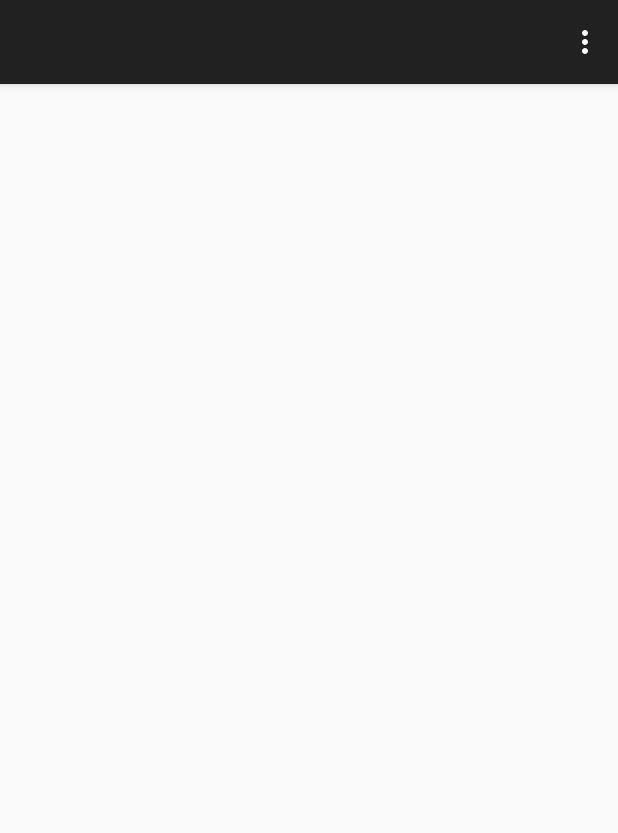
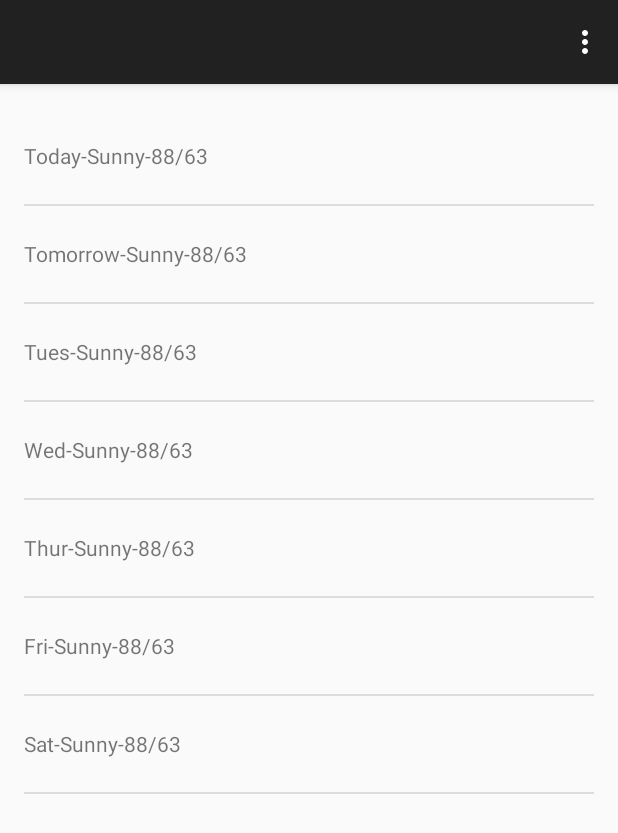
Before and after one commit to laazer/sunshine, an Android app: the screen it shows after launch (MainActivity), on a phone screen of 412 x 824 dp. Shown: the top 833 px of the screen. Run offline under Robolectric (Android 15) with nearby library versions, the phone set to English and light mode, and no system bars.

Commit message:
lesson 2 complete

```diff
--- a/app/src/main/java/com/laazer/sunshine/app/ForecastFragment.java
+++ b/app/src/main/java/com/laazer/sunshine/app/ForecastFragment.java
@@ -15,10 +15,7 @@ import org.json.JSONObject;
 import java.lang.Override;
 import java.lang.Void;
 import java.text.SimpleDateFormat;
-import java.util.ArrayList;
-import java.util.Arrays;
-import java.util.Date;
-import java.util.List;
+import java.util.*;
 
 /**
  * A placeholder fragment containing a simple view.
@@ -28,23 +25,25 @@ public class ForecastFragment extends Fragment {
     public ForecastFragment() {
     }
 
+    ArrayAdapter<String> mForecastAdapter;
+
     @Override
     public void onCreate(Bundle saveInstanceState) {
         super.onCreate(saveInstanceState);
         setHasOptionsMenu(true);
     }
 
-    private List<String> fakeData =  new ArrayList<String>(Arrays.asList(new String[]{"Today-Sunny-88/63", "Tomorrow-Sunny-88/63",
-            "Tues-Sunny-88/63", "Wed-Sunny-88/63", "Thur-Sunny-88/63", "Fri-Sunny-88/63",
-            "Sat-Sunny-88/63"}));
-    private ArrayAdapter<String> forecastAdapter = new ArrayAdapter<String>(getActivity(), R.layout.list_item_forcast,
-            R.id.list_item_forecast_textview, fakeData);
     @Override
     public View onCreateView(LayoutInflater inflater, ViewGroup container,
                              Bundle savedInstanceState) {
+        List<String> weekForecast =  new ArrayList<String>(Arrays.asList(new String[]{"Today-Sunny-88/63", "Tomorrow-Sunny-88/63",
+                "Tues-Sunny-88/63", "Wed-Sunny-88/63", "Thur-Sunny-88/63", "Fri-Sunny-88/63",
+                "Sat-Sunny-88/63"}));
         View rootView = inflater.inflate(R.layout.fragment_main, container, false);
         ListView listView = (ListView) rootView.findViewById(R.id.listview_forecast);
-        listView.setAdapter(forecastAdapter);
+        mForecastAdapter = new ArrayAdapter<String>(getActivity(), R.layout.list_item_forcast,
+                R.id.list_item_forecast_textview, weekForecast);
+        listView.setAdapter(mForecastAdapter);
         return rootView;
     }
 
@@ -166,8 +165,6 @@ public class ForecastFragment extends Fragment {
 
         }
 
-        ArrayAdapter<String> mForecastAdapter;
-
         @Override
         protected void onPostExecute(String[] result) {
             if(result != null) {
```
Also changed, not shown: 6 other files.
